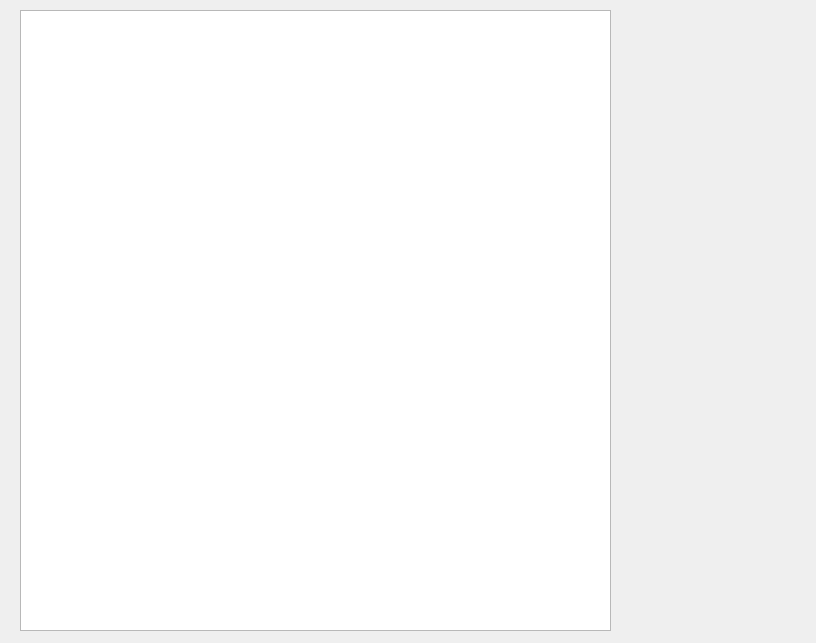
This is IG/consommateurIG/consommateurPanel/cataloguesousig.ui in 4mbroise/goodBasket as Qt 5 draws it before an edit. The edited form follows.
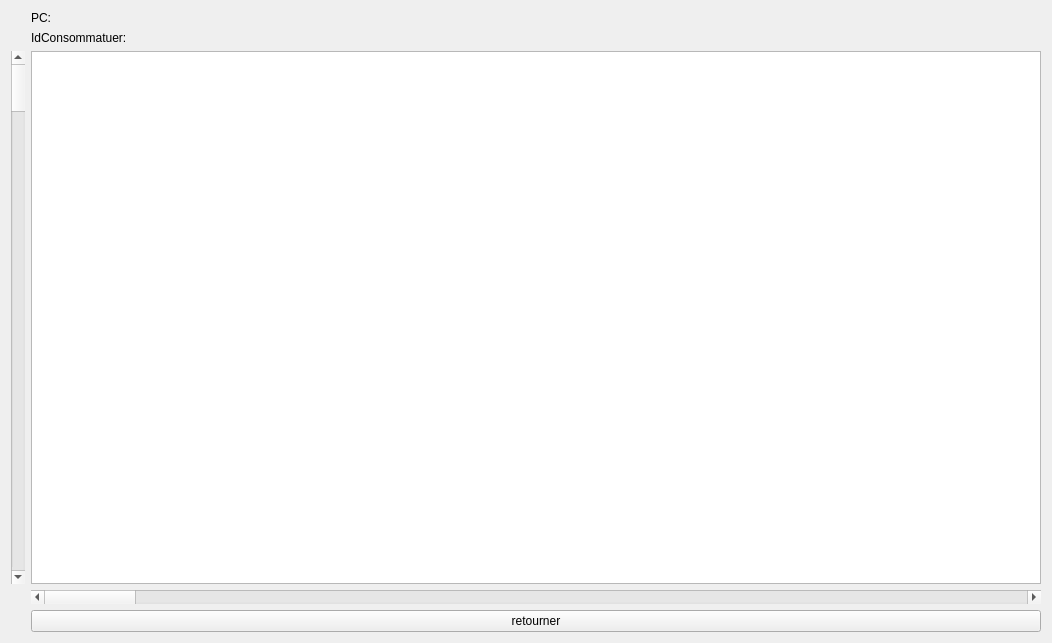
This is the edited form.

Patch:
```diff
--- a/IG/consommateurIG/consommateurPanel/cataloguesousig.ui
+++ b/IG/consommateurIG/consommateurPanel/cataloguesousig.ui
@@ -6,23 +6,53 @@
    <rect>
     <x>0</x>
     <y>0</y>
-    <width>816</width>
+    <width>1052</width>
     <height>643</height>
    </rect>
   </property>
   <property name="windowTitle">
    <string>Form</string>
   </property>
-  <widget class="QListWidget" name="catalogue">
-   <property name="geometry">
-    <rect>
-     <x>20</x>
-     <y>10</y>
-     <width>591</width>
-     <height>621</height>
-    </rect>
-   </property>
-  </widget>
+  <layout class="QGridLayout" name="gridLayout">
+   <item row="1" column="1">
+    <widget class="QLabel" name="IdConsommateur">
+     <property name="text">
+      <string>IdConsommatuer:</string>
+     </property>
+    </widget>
+   </item>
+   <item row="4" column="1">
+    <widget class="QScrollBar" name="horizontalScrollBar">
+     <property name="orientation">
+      <enum>Qt::Horizontal</enum>
+     </property>
+    </widget>
+   </item>
+   <item row="2" column="1">
+    <widget class="QListWidget" name="Catalogue"/>
+   </item>
+   <item row="2" column="0">
+    <widget class="QScrollBar" name="verticalScrollBar">
+     <property name="orientation">
+      <enum>Qt::Vertical</enum>
+     </property>
+    </widget>
+   </item>
+   <item row="0" column="1">
+    <widget class="QLabel" name="PC">
+     <property name="text">
+      <string>PC:</string>
+     </property>
+    </widget>
+   </item>
+   <item row="5" column="1">
+    <widget class="QPushButton" name="Retourner">
+     <property name="text">
+      <string>retourner</string>
+     </property>
+    </widget>
+   </item>
+  </layout>
  </widget>
  <resources/>
  <connections/>
```
